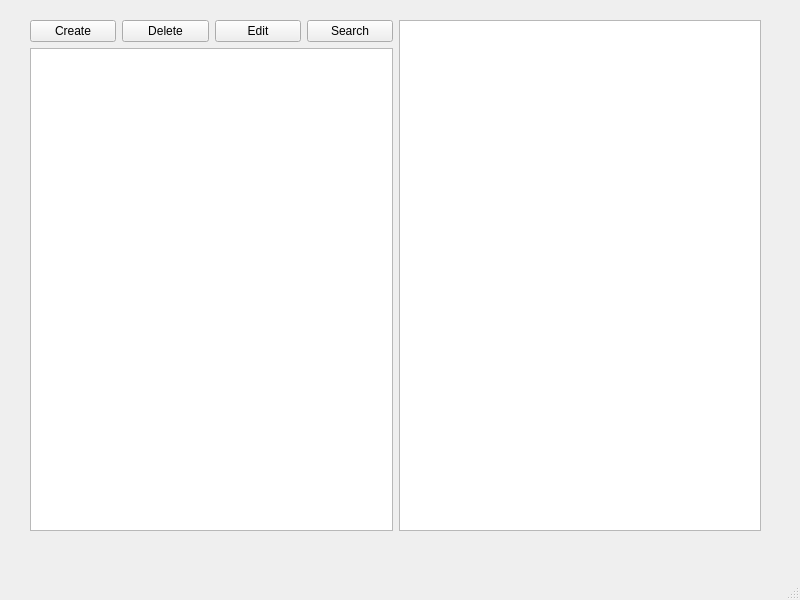
Danil-Kovalev/NG_2021_Danil_Kovalev, file Notebook_project/notebook/mainwindow.ui: the form before one commit.
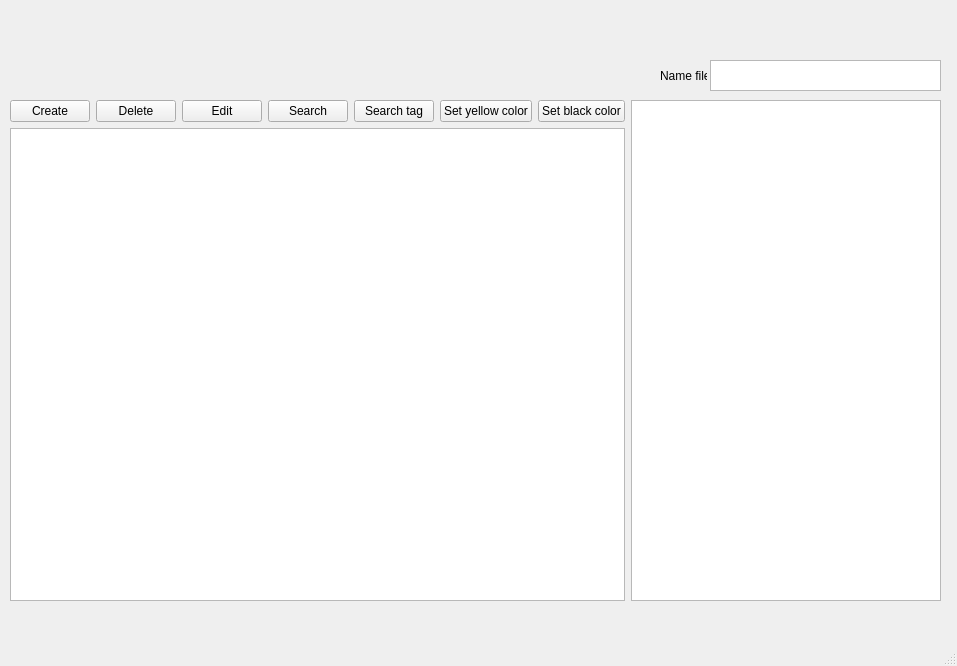
The form after the commit.

Commit message: added button for search name file

The edit to the form file:
```diff
--- a/Notebook_project/notebook/mainwindow.ui
+++ b/Notebook_project/notebook/mainwindow.ui
@@ -6,27 +6,52 @@
    <rect>
     <x>0</x>
     <y>0</y>
-    <width>800</width>
-    <height>600</height>
+    <width>957</width>
+    <height>666</height>
    </rect>
   </property>
   <property name="windowTitle">
    <string>MainWindow</string>
   </property>
   <widget class="QWidget" name="centralwidget">
+   <widget class="QTextEdit" name="nameFile">
+    <property name="geometry">
+     <rect>
+      <x>710</x>
+      <y>60</y>
+      <width>231</width>
+      <height>31</height>
+     </rect>
+    </property>
+   </widget>
+   <widget class="QLabel" name="l_nameFile">
+    <property name="geometry">
+     <rect>
+      <x>660</x>
+      <y>60</y>
+      <width>47</width>
+      <height>31</height>
+     </rect>
+    </property>
+    <property name="text">
+     <string>Name file</string>
+    </property>
+   </widget>
    <widget class="QWidget" name="">
     <property name="geometry">
      <rect>
-      <x>30</x>
-      <y>20</y>
-      <width>731</width>
-      <height>511</height>
+      <x>10</x>
+      <y>100</y>
+      <width>931</width>
+      <height>501</height>
      </rect>
     </property>
-    <layout class="QHBoxLayout" name="horizontalLayout_2">
+    <layout class="QHBoxLayout" name="horizontalLayout_3">
      <item>
       <layout class="QVBoxLayout" name="verticalLayout">
        <item>
+        <layout class="QHBoxLayout" name="horizontalLayout_2">
+         <item>
         <layout class="QHBoxLayout" name="horizontalLayout">
          <item>
           <widget class="QPushButton" name="b_create">
@@ -59,6 +84,29 @@
         </layout>
        </item>
        <item>
+          <widget class="QPushButton" name="b_searchTag">
+           <property name="text">
+            <string>Search tag</string>
+           </property>
+          </widget>
+         </item>
+         <item>
+          <widget class="QPushButton" name="b_color">
+           <property name="text">
+            <string>Set yellow color</string>
+           </property>
+          </widget>
+         </item>
+         <item>
+          <widget class="QPushButton" name="b_color2">
+           <property name="text">
+            <string>Set black color</string>
+           </property>
+          </widget>
+         </item>
+        </layout>
+       </item>
+       <item>
         <widget class="QTextEdit" name="userText"/>
        </item>
       </layout>
```
Left out of the diff: 2 changed lines with no effect on the pictures. Lines whose indentation alone changed are shown as unchanged. The commit also changes 2 other files.
